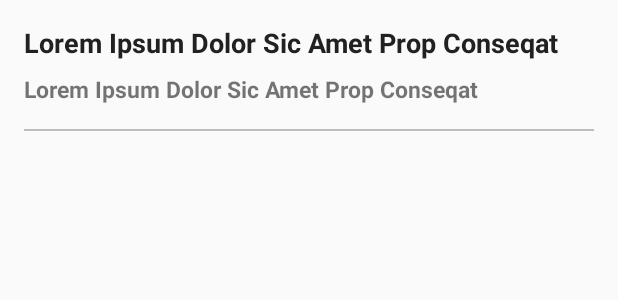
After one commit to UlisesPerezB/esparperez-news, an Android app: the layout item_searches.xml on its own in the app's theme, with its tools: preview values and no code run, on a phone screen of 412 x 824 dp. The commit adds this screen. Shown: the top 300 px of the screen. Run offline under Robolectric (Android 15) with nearby library versions, the phone set to English and light mode, and no system bars; network calls fail.

Commit message:
Search // WIP

```diff
--- a/app/src/main/java/com/perez/ulises/esparpereznews/search/SearchInterface.java
+++ b/app/src/main/java/com/perez/ulises/esparpereznews/search/SearchInterface.java
@@ -1,6 +1,7 @@
 package com.perez.ulises.esparpereznews.search;
 
 import com.perez.ulises.esparpereznews.model.News;
+import com.perez.ulises.esparpereznews.model.Searches;
 
 import java.util.List;
 
@@ -24,8 +25,8 @@ public interface SearchInterface {
     interface ISearchView {
         void showEmptyState();
         void hideEmptyState();
-        void showSearchSuggestions();
-        void showNewsResults();
+        void showSearchSuggestions(List<Searches> searches, List suggestions);
+        void showNewsResults(List<News> news);
     }
 
 }
--- /dev/null
+++ b/app/src/main/res/layout/item_searches.xml
@@ -0,0 +1,47 @@
+<?xml version="1.0" encoding="utf-8"?>
+<android.support.constraint.ConstraintLayout xmlns:android="http://schemas.android.com/apk/res/android"
+    xmlns:tools="http://schemas.android.com/tools"
+    android:layout_width="match_parent"
+    android:layout_height="wrap_content"
+    android:paddingTop="@dimen/material_margin"
+    android:paddingRight="@dimen/material_margin"
+    android:paddingLeft="@dimen/material_margin"
+    xmlns:app="http://schemas.android.com/apk/res-auto">
+
+    <TextView
+        android:id="@+id/tv_search_result"
+        android:layout_width="0dp"
+        android:layout_height="wrap_content"
+        android:maxLines="3"
+        android:textColor="@color/colorPrimaryText"
+        android:textSize="@dimen/text_size_h3"
+        android:textStyle="bold"
+        app:layout_constraintEnd_toEndOf="parent"
+        app:layout_constraintStart_toStartOf="parent"
+        app:layout_constraintTop_toTopOf="parent"
+        tools:text="Lorem Ipsum Dolor Sic Amet Prop Conseqat" />
+
+    <TextView
+        android:id="@+id/tv_search_date"
+        android:layout_width="0dp"
+        android:layout_height="wrap_content"
+        android:layout_marginTop="@dimen/material_space_between"
+        android:maxLines="3"
+        android:textSize="@dimen/text_size_h4"
+        android:textStyle="bold"
+        app:layout_constraintEnd_toEndOf="parent"
+        app:layout_constraintStart_toStartOf="@+id/tv_search_result"
+        app:layout_constraintTop_toBottomOf="@+id/tv_search_result"
+        tools:text="Lorem Ipsum Dolor Sic Amet Prop Conseqat" />
+
+    <View
+        android:id="@+id/viewDivider"
+        android:layout_width="0dp"
+        android:layout_height="1dp"
+        android:layout_marginTop="@dimen/material_margin"
+        android:background="@color/colorDivider"
+        app:layout_constraintEnd_toEndOf="parent"
+        app:layout_constraintStart_toStartOf="parent"
+        app:layout_constraintTop_toBottomOf="@+id/tv_search_date" />
+
+</android.support.constraint.ConstraintLayout>
```
Also changed, not shown: app/src/main/java/com/perez/ulises/esparpereznews/search/SearchAdapter.java (added, +73 -0 lines), app/src/main/java/com/perez/ulises/esparpereznews/search/SearchFragment.java (+25 -5 lines).
